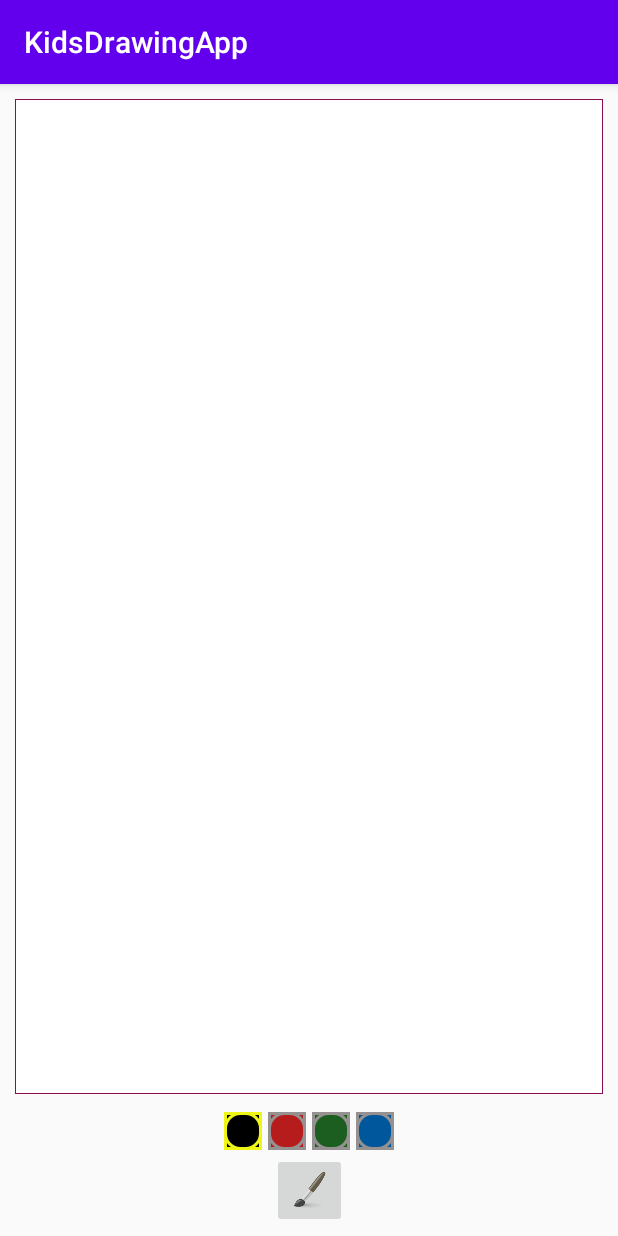
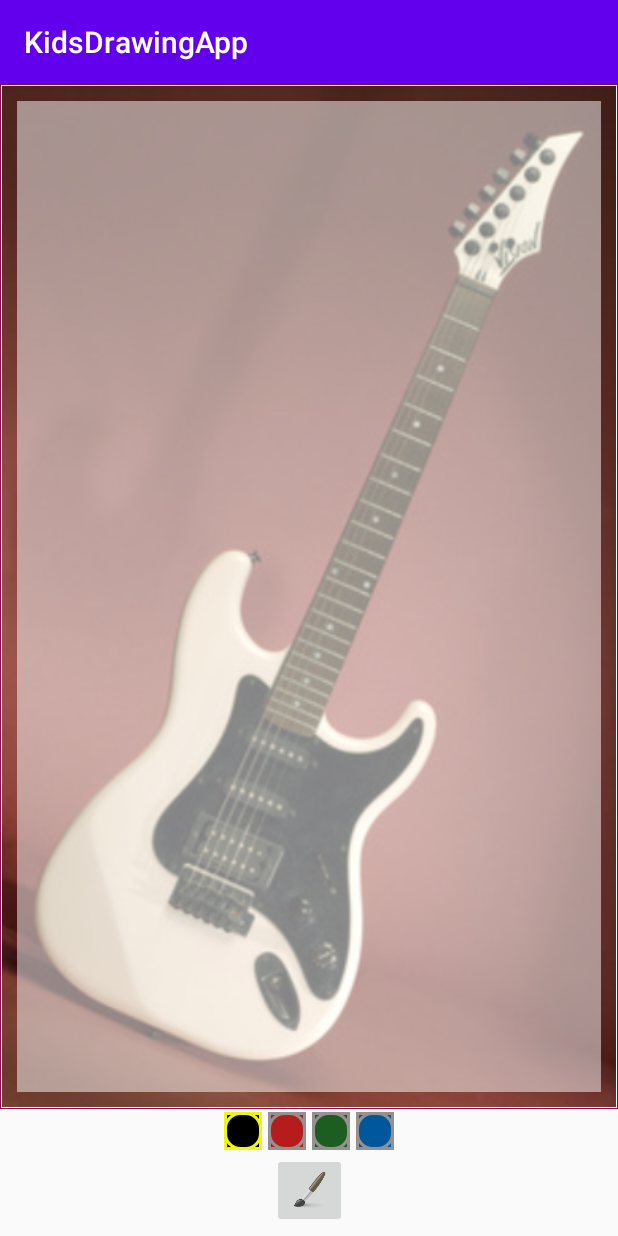
Before and after one commit to simopek/android10_kotlin_course, an Android app: the screen it shows after launch (MainActivity), on a phone screen of 412 x 824 dp. Run offline under Robolectric (Android 15) with nearby library versions, the phone set to English and light mode, and no system bars.

Commit message:
Add image "beneath" to the drawing view

```diff
--- a/KidsDrawingApp/app/src/main/res/layout/activity_main.xml
+++ b/KidsDrawingApp/app/src/main/res/layout/activity_main.xml
@@ -6,17 +6,36 @@
     android:layout_height="match_parent"
     tools:context=".MainActivity">
 
-    <me.kidsdrawingapp.DrawingView
-        android:id="@+id/drawingView"
+
+    <!-- FrameLayout lets stacks different views one on the other -->
+    <FrameLayout
+        android:id="@+id/drawingViewFrameLayout"
         android:layout_width="0dp"
         android:layout_height="0dp"
         app:layout_constraintBottom_toTopOf="@id/brushColorSelectorLayout"
         app:layout_constraintLeft_toLeftOf="parent"
         app:layout_constraintTop_toTopOf="parent"
         app:layout_constraintRight_toRightOf="parent"
-        android:layout_margin="10dp"
         android:background="@drawable/drawing_view_background"
-        ></me.kidsdrawingapp.DrawingView>
+        android:padding="1dp"
+        >
+
+        <ImageView
+            android:layout_width="match_parent"
+            android:layout_height="match_parent"
+            android:src="@drawable/guitar_image"
+            android:scaleType="centerCrop"
+            />
+
+        <!-- the "background" is white with some transparency -->
+        <me.kidsdrawingapp.DrawingView
+            android:id="@+id/drawingView"
+            android:layout_margin="10dp"
+            android:layout_height="match_parent"
+            android:layout_width="match_parent"
+            android:background="#80FFFFFF"/>
+
+    </FrameLayout>
 
     <LinearLayout
         android:id="@+id/brushColorSelectorLayout"
@@ -26,7 +45,7 @@
         app:layout_constraintBottom_toTopOf="@id/brushSelectorDialogButton"
         app:layout_constraintLeft_toLeftOf="parent"
         app:layout_constraintRight_toRightOf="parent"
-        app:layout_constraintTop_toBottomOf="@id/drawingView">
+        app:layout_constraintTop_toBottomOf="@id/drawingViewFrameLayout">
 
         <!--
         We use "tag" in order to identify the color of
```
Also changed, not shown: KidsDrawingApp/app/src/main/res/drawable/guitar_image.jpg (added).
